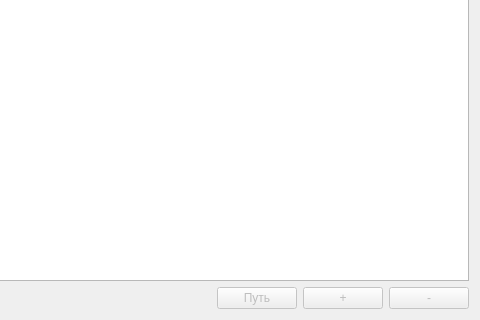
The window that EncryptorDialog.ui (1PixelDemon1/SpeechRecognizer) describes before a commit, drawn with Qt 5; both pictures show x 184 to 664 and y 166 to 486 of the 664 by 486 pixel window.
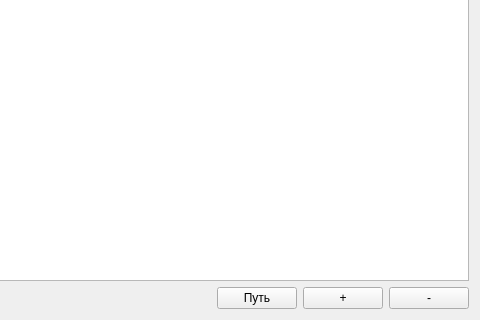
The same window after the commit.

Patch:
```diff
--- a/EncryptorDialog.ui
+++ b/EncryptorDialog.ui
@@ -68,7 +68,7 @@
      <item>
       <widget class="QPushButton" name="path_button">
        <property name="enabled">
-        <bool>false</bool>
+        <bool>true</bool>
        </property>
        <property name="text">
         <string>Путь</string>
@@ -81,7 +81,7 @@
      <item>
       <widget class="QPushButton" name="add_button">
        <property name="enabled">
-        <bool>false</bool>
+        <bool>true</bool>
        </property>
        <property name="text">
         <string>+</string>
@@ -97,7 +97,7 @@
      <item>
       <widget class="QPushButton" name="del_button">
        <property name="enabled">
-        <bool>false</bool>
+        <bool>true</bool>
        </property>
        <property name="text">
         <string>-</string>
```
